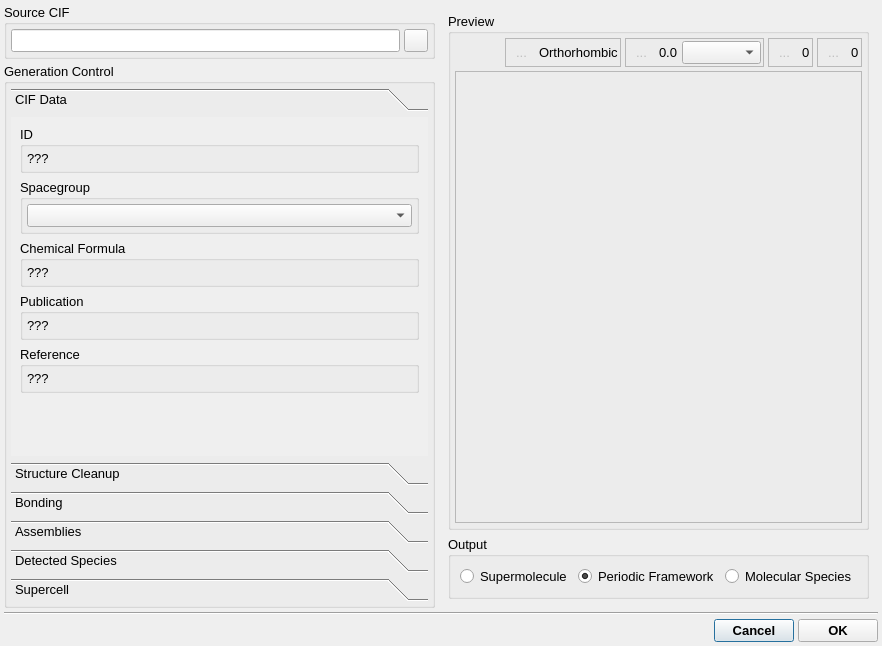
Old version of the form src/gui/importCIFDialog.ui in the repository disorderedmaterials/dissolve.
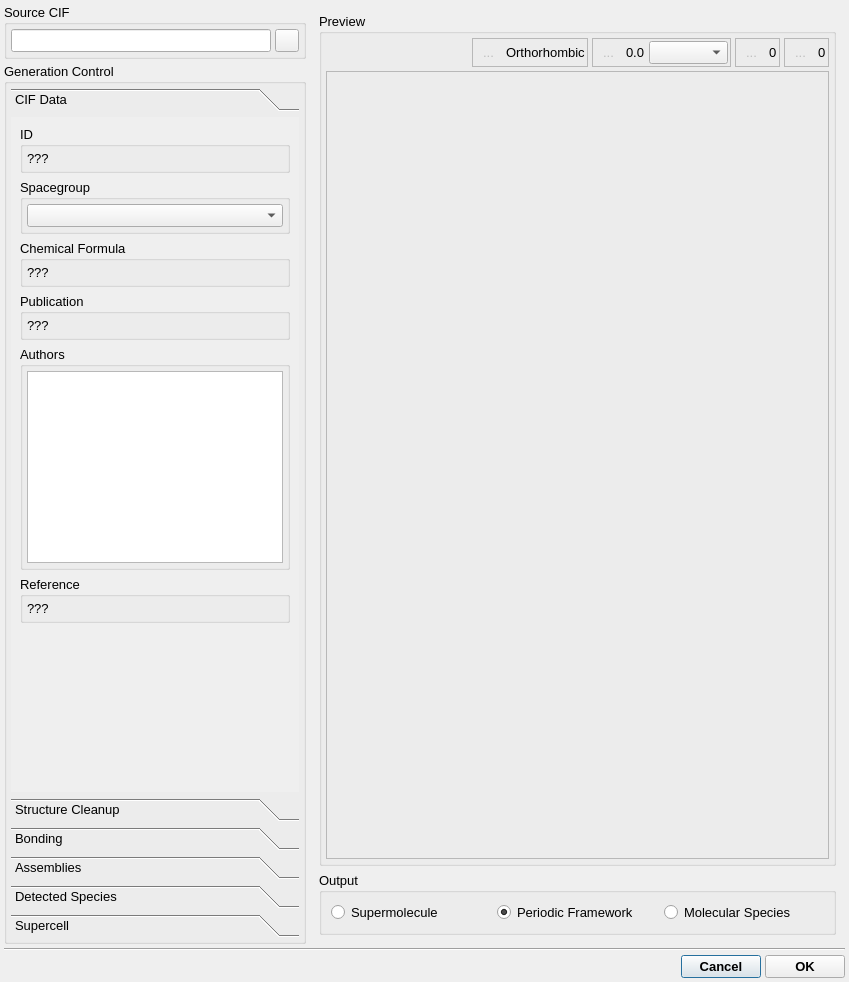
New version of the form. Icons and pictures are not drawn. Custom widgets are drawn as their Qt base class.

Commit message: Reinstate authors list.

The edit to the form file:
```diff
--- a/src/gui/importCIFDialog.ui
+++ b/src/gui/importCIFDialog.ui
@@ -9,8 +9,8 @@
    <rect>
     <x>0</x>
     <y>0</y>
-    <width>882</width>
-    <height>646</height>
+    <width>849</width>
+    <height>982</height>
    </rect>
   </property>
   <property name="font">
@@ -135,8 +135,8 @@
                <rect>
                 <x>0</x>
                 <y>0</y>
-                <width>316</width>
-                <height>342</height>
+                <width>162</width>
+                <height>639</height>
                </rect>
               </property>
               <attribute name="icon">
@@ -301,6 +301,37 @@
                  </layout>
                 </widget>
                </item>
+               <item>
+                <widget class="QGroupBox" name="CIFAuthorsGroup">
+                 <property name="title">
+                  <string>Authors</string>
+                 </property>
+                 <layout class="QVBoxLayout" name="verticalLayout_15">
+                  <property name="spacing">
+                   <number>4</number>
+                  </property>
+                  <property name="leftMargin">
+                   <number>4</number>
+                  </property>
+                  <property name="topMargin">
+                   <number>4</number>
+                  </property>
+                  <property name="rightMargin">
+                   <number>4</number>
+                  </property>
+                  <property name="bottomMargin">
+                   <number>4</number>
+                  </property>
+                  <item>
+                   <widget class="QListWidget" name="InfoAuthorsList">
+                    <property name="editTriggers">
+                     <set>QAbstractItemView::NoEditTriggers</set>
+                    </property>
+                   </widget>
+                  </item>
+                 </layout>
+                </widget>
+               </item>
                <item>
                 <widget class="QGroupBox" name="CIFReferenceGroup">
                  <property name="title">
@@ -844,8 +875,8 @@
       <widget class="QWidget" name="RightWidget" native="true">
        <property name="sizePolicy">
         <sizepolicy hsizetype="Expanding" vsizetype="Expanding">
-         <horstretch>0</horstretch>
-         <verstretch>2</verstretch>
+         <horstretch>1</horstretch>
+         <verstretch>0</verstretch>
         </sizepolicy>
        </property>
        <layout class="QVBoxLayout" name="verticalLayout_3">
```
Left out of the diff: 12 changed lines with no effect on the pictures. The commit also changes 1 other file.
